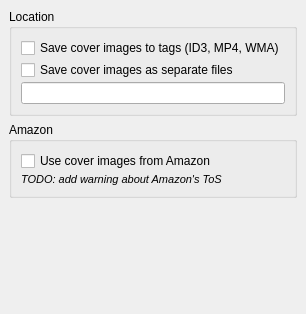
Old version of the form ui/options_cover.ui in the repository metabrainz/picard.
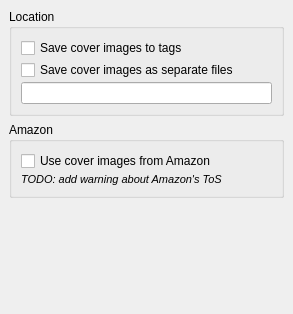
New version of the form.

```diff
--- a/ui/options_cover.ui
+++ b/ui/options_cover.ui
@@ -31,7 +31,7 @@
       <item>
        <widget class="QCheckBox" name="save_images_to_tags" >
         <property name="text" >
-         <string>Save cover images to tags (ID3, MP4, WMA)</string>
+         <string>Save cover images to tags</string>
         </property>
        </widget>
       </item>
```
Left out of the diff: 4 changed lines with no effect on the pictures.
